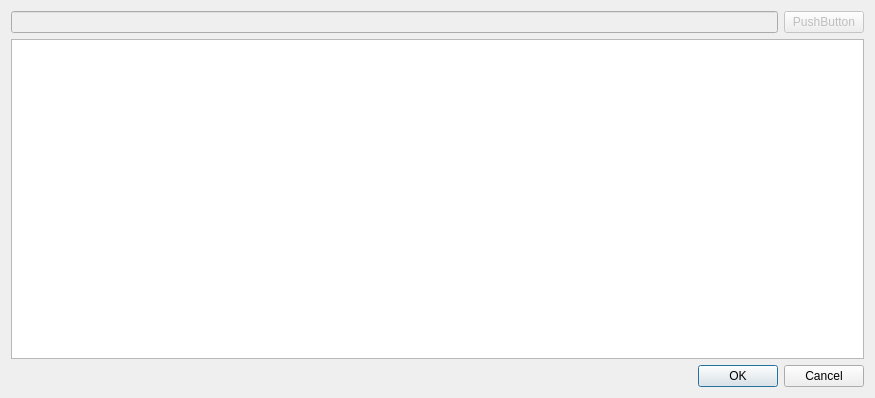
First picture: the form in Forms/ui_chooseTeacherDialog.ui, repository diana134/afs, before the edit.
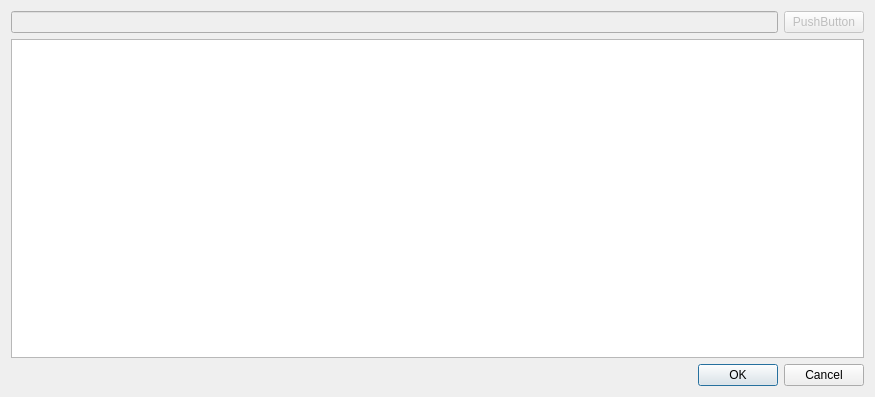
Second picture: the form after the edit.

```diff
--- a/Forms/ui_chooseTeacherDialog.ui
+++ b/Forms/ui_chooseTeacherDialog.ui
@@ -7,7 +7,7 @@
     <x>0</x>
     <y>0</y>
     <width>875</width>
-    <height>398</height>
+    <height>397</height>
    </rect>
   </property>
   <property name="windowTitle">
```
Left out of the diff: 12 changed lines with no effect on the pictures.
